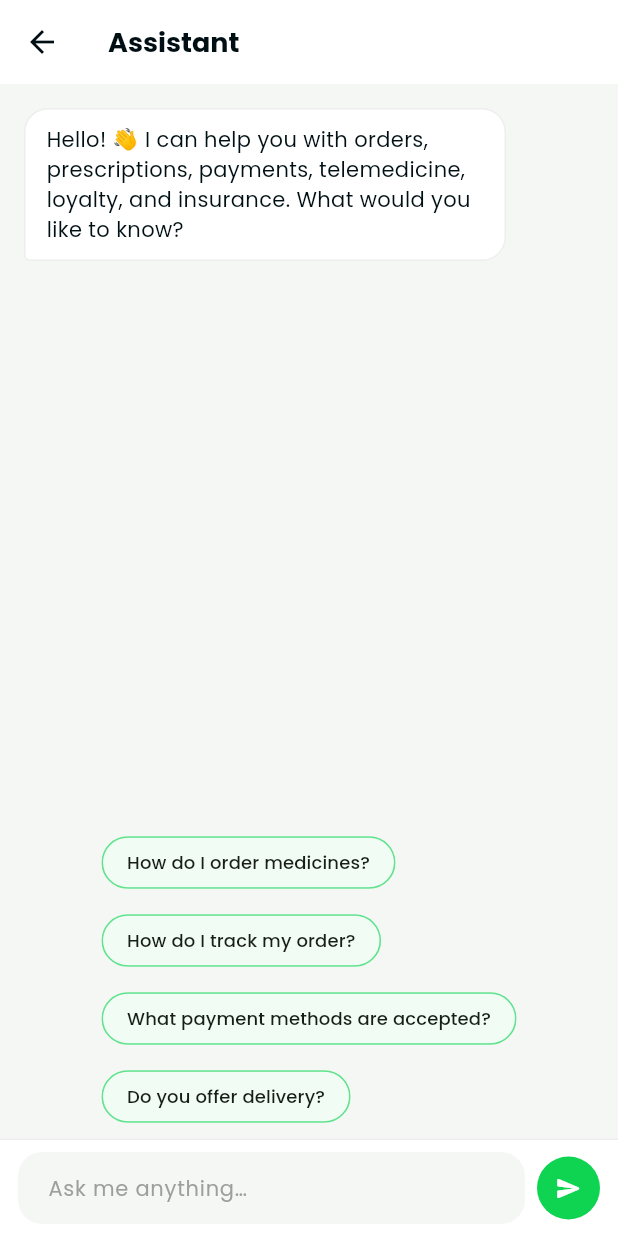
After one commit to DICKSON78/phermex, a Flutter app: the ChatbotScreen screen opened directly, after a tap on the "send" icon, on a phone screen of 412 x 824 dp. The commit adds this screen. Run offline on Flutter 3.47's test engine with Material 3 defaults, Android fonts, the phone set to English and light mode, and no system bars; our stand-ins replace cached_network_image, connectivity_plus, firebase_messaging, flutter_map, flutter_secure_storage, geolocator and 3 more; missing offline and left inert: jitsi_meet_flutter_sdk; accounts and stored records are empty.

Commit message:
Chatbot assistant: app chat screen + repository method

```diff
--- /dev/null
+++ b/lib/screens/chatbot/chatbot_screen.dart
@@ -0,0 +1,238 @@
+import 'package:flutter/material.dart';
+import '../../services/customer_repository.dart';
+import '../../services/offline_service.dart';
+import '../../theme.dart';
+
+class ChatbotScreen extends StatefulWidget {
+  const ChatbotScreen({super.key});
+
+  @override
+  State<ChatbotScreen> createState() => _ChatbotScreenState();
+}
+
+class _Message {
+  final String text;
+  final bool fromUser;
+
+  _Message(this.text, {required this.fromUser});
+}
+
+class _ChatbotScreenState extends State<ChatbotScreen> {
+  final _controller = TextEditingController();
+  final _scroll = ScrollController();
+  final List<_Message> _messages = [];
+  List<String> _suggestions = [
+    'How do I order medicines?',
+    'How do I track my order?',
+    'What payment methods are accepted?',
+    'Do you offer delivery?',
+  ];
+  bool _sending = false;
+
+  static const _starter = [
+    'Hello! 👋 I can help you with orders, prescriptions, payments, telemedicine, loyalty, and insurance. What would you like to know?',
+  ];
+
+  @override
+  void initState() {
+    super.initState();
+    _messages.add(_Message(_starter.first, fromUser: false));
+    _scrollAfterFrame();
+  }
+
+  @override
+  void dispose() {
+    _controller.dispose();
+    _scroll.dispose();
+    super.dispose();
+  }
+
+  void _scrollAfterFrame() {
+    WidgetsBinding.instance.addPostFrameCallback((_) {
+      if (_scroll.hasClients) {
+        _scroll.animateTo(
+          _scroll.position.maxScrollExtent,
+          duration: const Duration(milliseconds: 250),
+          curve: Curves.easeOut,
+        );
+      }
+    });
+  }
+
+  Future<void> _send(String raw) async {
+    final text = raw.trim();
+    if (text.isEmpty || _sending) return;
+    _controller.clear();
+    setState(() {
+      _messages.add(_Message(text, fromUser: true));
+      _sending = true;
+      _suggestions = [];
+    });
+    _scrollAfterFrame();
+
+    try {
+      final res = await CustomerRepository.chatbotReply(text);
+      final reply = res['reply']?.toString() ?? 'Sorry, I could not process that.';
+      final suggestions = res['suggestions'] is List ? res['suggestions'].map((s) => s.toString()).toList() : <String>[];
+      if (mounted) {
+        setState(() {
+          _messages.add(_Message(reply, fromUser: false));
+          _suggestions = suggestions;
+          _sending = false;
+        });
+      }
+    } catch (e) {
+      if (mounted) {
+        setState(() {
+          _messages.add(_Message(
+            'I could not reach the server right now. Please check your connection and try again.',
+            fromUser: false,
+          ));
+          _sending = false;
+        });
+      }
+    }
+    _scrollAfterFrame();
+  }
+
+  @override
+  Widget build(BuildContext context) {
+    final isOffline = OfflineService.isOffline.value;
+    return Scaffold(
+      backgroundColor: AppTheme.bgLight,
+      appBar: AppBar(
+        title: const Text('Assistant'),
+        backgroundColor: Colors.white,
+        centerTitle: false,
+        actions: [
+          if (isOffline)
+            Padding(
+              padding: const EdgeInsets.only(right: 12),
+              child: Center(
+                child: Icon(Icons.wifi_off, size: 18, color: Colors.grey.shade500),
+              ),
+            ),
+        ],
+      ),
+      body: Column(
+        children: [
+          Expanded(
+            child: ListView.builder(
+              controller: _scroll,
+              padding: const EdgeInsets.all(16),
+              itemCount: _messages.length,
+              itemBuilder: (ctx, i) {
+                final msg = _messages[i];
+                return _Bubble(text: msg.text, fromUser: msg.fromUser);
+              },
+            ),
+          ),
+          if (_suggestions.isNotEmpty)
+            Container(
+              padding: const EdgeInsets.fromLTRB(12, 0, 12, 4),
+              child: Wrap(
+                spacing: 8,
+                runSpacing: 4,
+                children: _suggestions.map((s) {
+                  return ActionChip(
+                    label: Text(s, style: const TextStyle(fontSize: 12)),
+                    backgroundColor: AppTheme.primary.withOpacity(0.06),
+                    side: BorderSide(color: AppTheme.primary.withOpacity(0.4)),
+                    shape: StadiumBorder(side: BorderSide(color: AppTheme.primary.withOpacity(0.3))),
+                    onPressed: _sending ? null : () => _send(s),
+                  );
+                }).toList(),
+              ),
+            ),
+          Container(
+            decoration: BoxDecoration(
+              color: Colors.white,
+              border: Border(top: BorderSide(color: Colors.grey.shade200)),
+            ),
+            child: SafeArea(
+              top: false,
+              child: Padding(
+                padding: const EdgeInsets.symmetric(horizontal: 12, vertical: 8),
+                child: Row(
+                  children: [
+                    Expanded(
+                      child: TextField(
+                        controller: _controller,
+                        textInputAction: TextInputAction.send,
+                        minLines: 1,
+                        maxLines: 4,
+                        onSubmitted: _send,
+                        decoration: InputDecoration(
+                          hintText: 'Ask me anything…',
+                          filled: true,
+                          fillColor: AppTheme.bgLight,
+                          isDense: true,
+                          contentPadding: const EdgeInsets.symmetric(horizontal: 16, vertical: 12),
+                          border: OutlineInputBorder(
+                            borderRadius: BorderRadius.circular(24),
+                            borderSide: BorderSide.none,
+                          ),
+                        ),
+                      ),
+                    ),
+                    const SizedBox(width: 8),
+                    GestureDetector(
+                      onTap: _sending ? null : () => _send(_controller.text),
+                      child: Container(
+                        padding: const EdgeInsets.all(12),
+                        decoration: const BoxDecoration(
+                          color: AppTheme.primary,
+                          shape: BoxShape.circle,
+                        ),
+                        child: _sending
+                            ? const SizedBox(width: 18, height: 18, child: CircularProgressIndicator(color: Colors.white, strokeWidth: 2))
+                            : const Icon(Icons.send_rounded, color: Colors.white, size: 18),
+                      ),
+                    ),
+                  ],
+                ),
+              ),
+            ),
+          ),
+        ],
+      ),
+    );
+  }
+}
+
+class _Bubble extends StatelessWidget {
+  final String text;
+  final bool fromUser;
+
+  const _Bubble({required this.text, required this.fromUser});
+
+  @override
+  Widget build(BuildContext context) {
+    return Align(
+      alignment: fromUser ? Alignment.centerRight : Alignment.centerLeft,
+      child: Container(
+        margin: const EdgeInsets.only(bottom: 10),
+        padding: const EdgeInsets.symmetric(horizontal: 14, vertical: 10),
+        constraints: BoxConstraints(maxWidth: MediaQuery.of(context).size.width * 0.78),
+        decoration: BoxDecoration(
+          color: fromUser ? AppTheme.primary : Colors.white,
+          borderRadius: BorderRadius.only(
+            topLeft: const Radius.circular(16),
+            topRight: const Radius.circular(16),
+            bottomLeft: Radius.circular(fromUser ? 16 : 4),
+            bottomRight: Radius.circular(fromUser ? 4 : 16),
+          ),
+          border: fromUser ? null : Border.all(color: Colors.grey.shade200),
+        ),
+        child: Text(
+          text,
+          style: TextStyle(
+            fontSize: 14,
+            height: 1.4,
+            color: fromUser ? Colors.white : AppTheme.textDark,
+          ),
+        ),
+      ),
+    );
+  }
+}
```
Also changed, not shown: lib/screens/insurance/insurance_screen.dart (+13 -28 lines), lib/screens/profile/profile_screen.dart (+9 -0 lines), lib/services/customer_repository.dart (+10 -0 lines).
